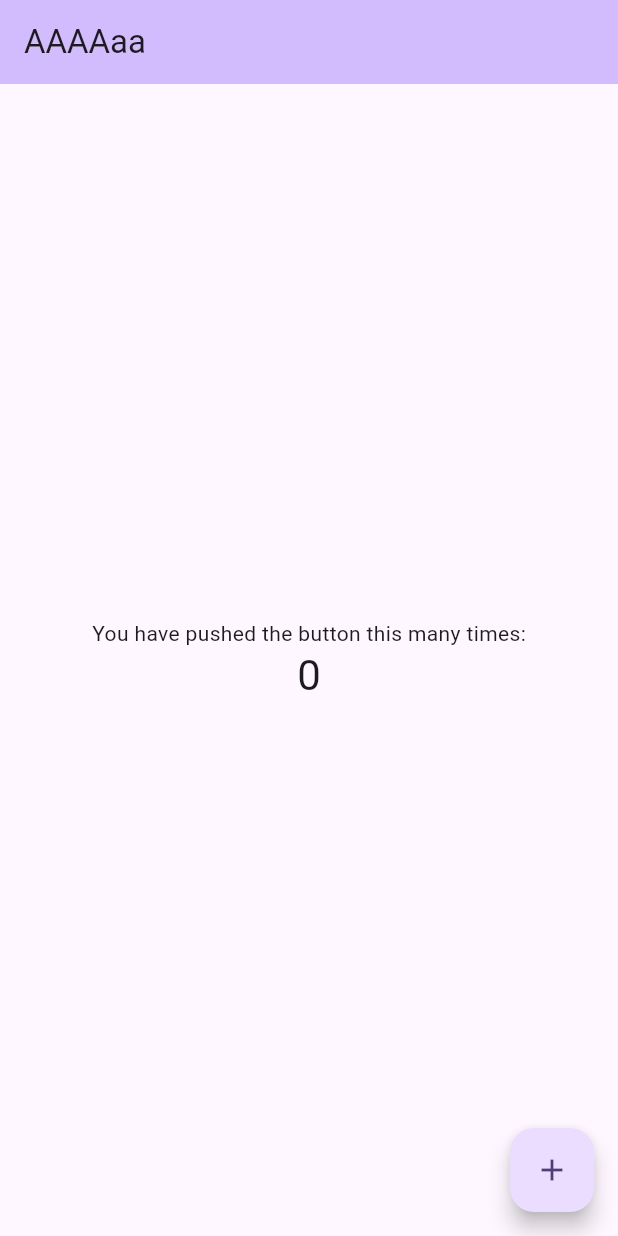
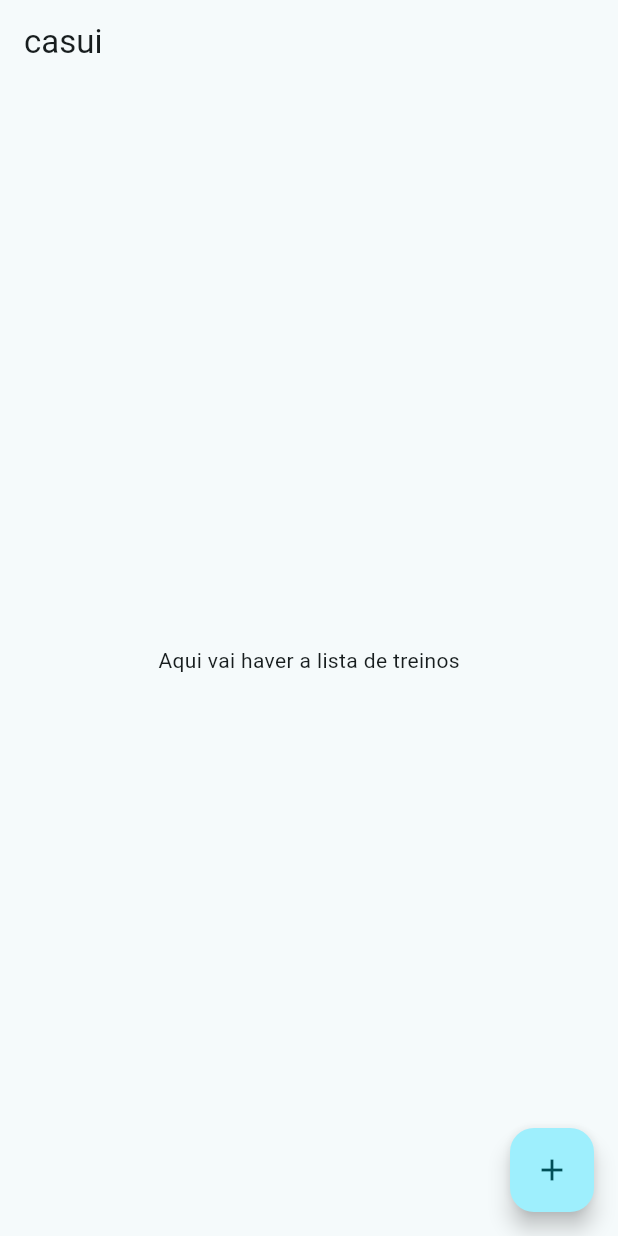
Before and after one commit to rommuloifrn/casui, a Flutter app: the screen it shows after launch, on a phone screen of 412 x 824 dp. Run offline on Flutter 3.47's test engine with Material 3 defaults, Android fonts, the phone set to English and light mode, and no system bars.

```diff
--- a/src/lib/main.dart
+++ b/src/lib/main.dart
@@ -12,6 +12,7 @@ class MyApp extends StatelessWidget {
   Widget build(BuildContext context) {
     return MaterialApp(
       title: 'Flutter Demo',
+      darkTheme: ThemeData.dark(),
       theme: ThemeData(
         // This is the theme of your application.
         //
@@ -28,16 +29,16 @@ class MyApp extends StatelessWidget {
         //
         // This works for code too, not just values: Most code changes can be
         // tested with just a hot reload.
-        colorScheme: ColorScheme.fromSeed(seedColor: Colors.deepPurple),
+        colorScheme: ColorScheme.fromSeed(seedColor: Colors.white12),
         useMaterial3: true,
       ),
-      home: const MyHomePage(title: 'AAAAaa'),
+      home: const HomePageWidget(title: 'casui'),
     );
   }
 }
 
-class MyHomePage extends StatefulWidget {
-  const MyHomePage({super.key, required this.title});
+class HomePageWidget extends StatefulWidget {
+  const HomePageWidget({super.key, required this.title});
 
   // This widget is the home page of your application. It is stateful, meaning
   // that it has a State object (defined below) that contains fields that affect
@@ -51,10 +52,10 @@ class MyHomePage extends StatefulWidget {
   final String title;
 
   @override
-  State<MyHomePage> createState() => _MyHomePageState();
+  State<HomePageWidget> createState() => _HomeState();
 }
 
-class _MyHomePageState extends State<MyHomePage> {
+class _HomeState extends State<HomePageWidget> {
   int _counter = 0;
 
   void _incrementCounter() {
@@ -81,12 +82,12 @@ class _MyHomePageState extends State<MyHomePage> {
         // TRY THIS: Try changing the color here to a specific color (to
         // Colors.amber, perhaps?) and trigger a hot reload to see the AppBar
         // change color while the other colors stay the same.
-        backgroundColor: Theme.of(context).colorScheme.inversePrimary,
-        // Here we take the value from the MyHomePage object that was created by
+        backgroundColor: Theme.of(context).colorScheme.surface,
+        // Here we take the value from the HomePageWidget object that was created by
         // the App.build method, and use it to set our appbar title.
         title: Text(widget.title),
       ),
-      body: Center(
+      body: const Center(
         // Center is a layout widget. It takes a single child and positions it
         // in the middle of the parent.
         child: Column(
@@ -105,13 +106,14 @@ class _MyHomePageState extends State<MyHomePage> {
           // wireframe for each widget.
           mainAxisAlignment: MainAxisAlignment.center,
           children: <Widget>[
-            const Text(
-              'You have pushed the button this many times:',
-            ),
-            Text(
-              '$_counter',
-              style: Theme.of(context).textTheme.headlineMedium,
-            ),
+            // const Text(
+            //   'You have pushed the button this many times:',
+            // ),
+            // Text(
+            //   '$_counter',
+            //   style: Theme.of(context).textTheme.headlineMedium,
+            // ),
+            Text('Aqui vai haver a lista de treinos')
           ],
         ),
       ),
```
